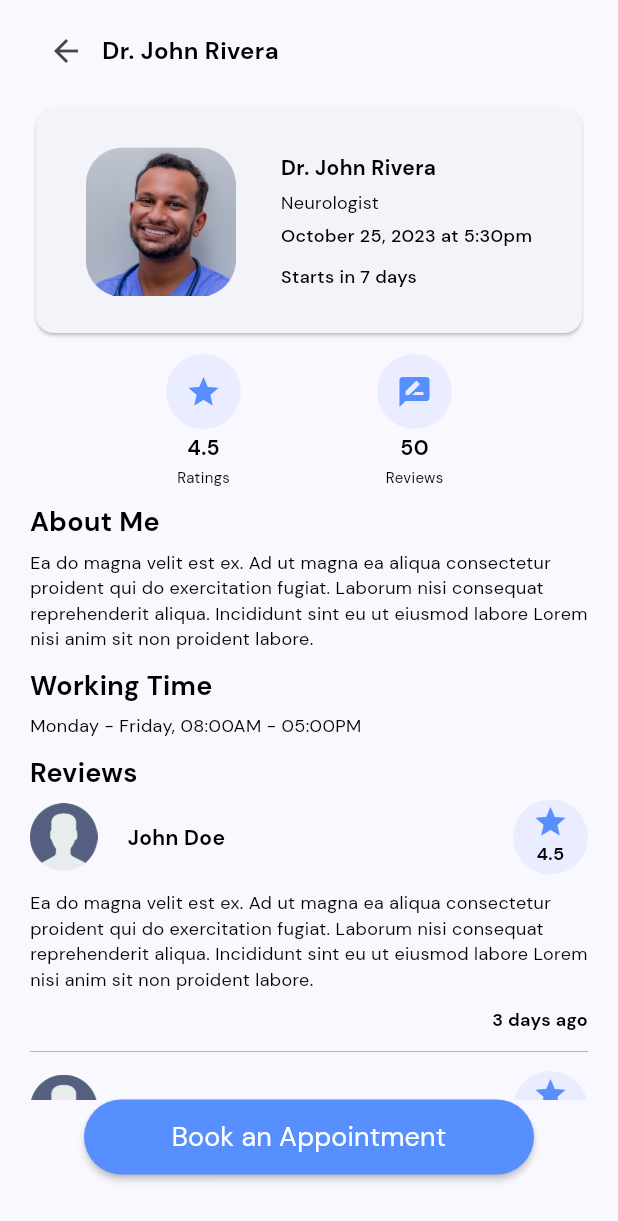
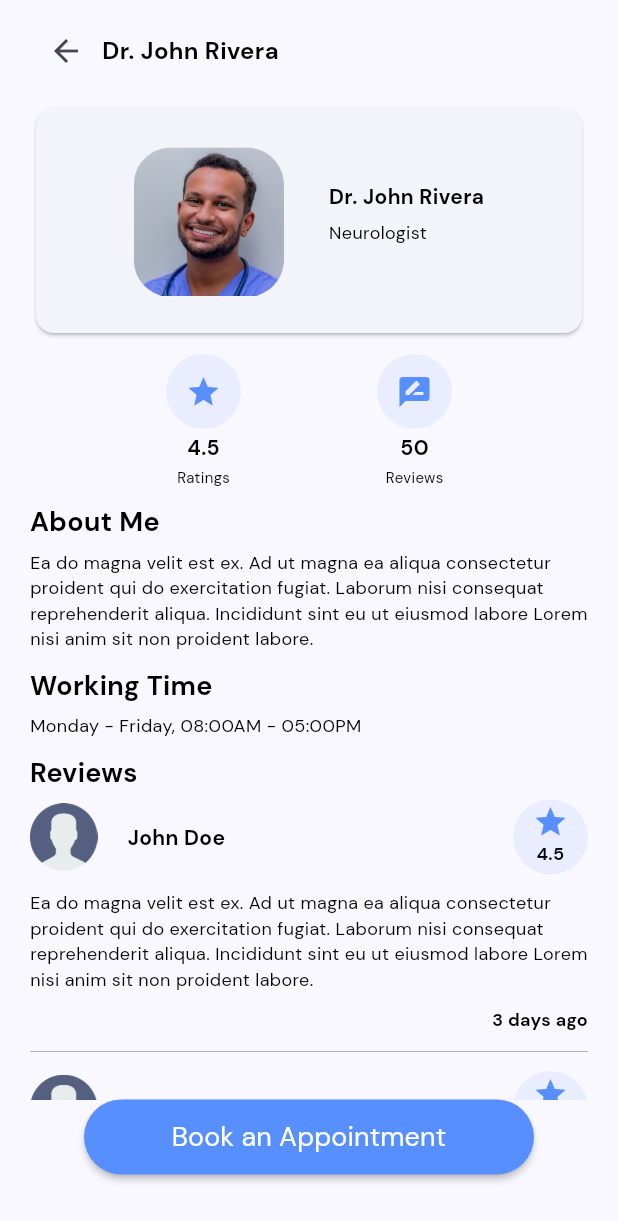
Before and after one commit to lansoyyy/medzone, a Flutter app: the DoctorProfileScreen screen opened directly, on a phone screen of 412 x 824 dp. Shown: the top 1221 px of the screen. Run offline on Flutter 3.47's test engine with Material 2 defaults, Android fonts, the phone set to English and light mode, and no system bars; our stand-ins replace cloud_firestore, firebase_auth, firebase_core, fluttertoast; accounts and stored records are empty.

Commit message:
deleted fields

```diff
--- a/lib/screens/doctor_profile_screen.dart
+++ b/lib/screens/doctor_profile_screen.dart
@@ -76,20 +76,7 @@ class _DoctorProfileScreenState extends State<DoctorProfileScreen> {
                               fontFamily: 'Regular',
                             ),
                             const SizedBox(
-                              height: 5,
-                            ),
-                            TextWidget(
-                              text: 'October 25, 2023 at 5:30pm',
-                              fontSize: 12,
-                              fontFamily: 'Medium',
-                            ),
-                            const SizedBox(
                               height: 10,
-                            ),
-                            TextWidget(
-                              text: 'Starts in 7 days',
-                              fontSize: 12,
-                              fontFamily: 'Medium',
                             ),
                           ],
                         ),
```
